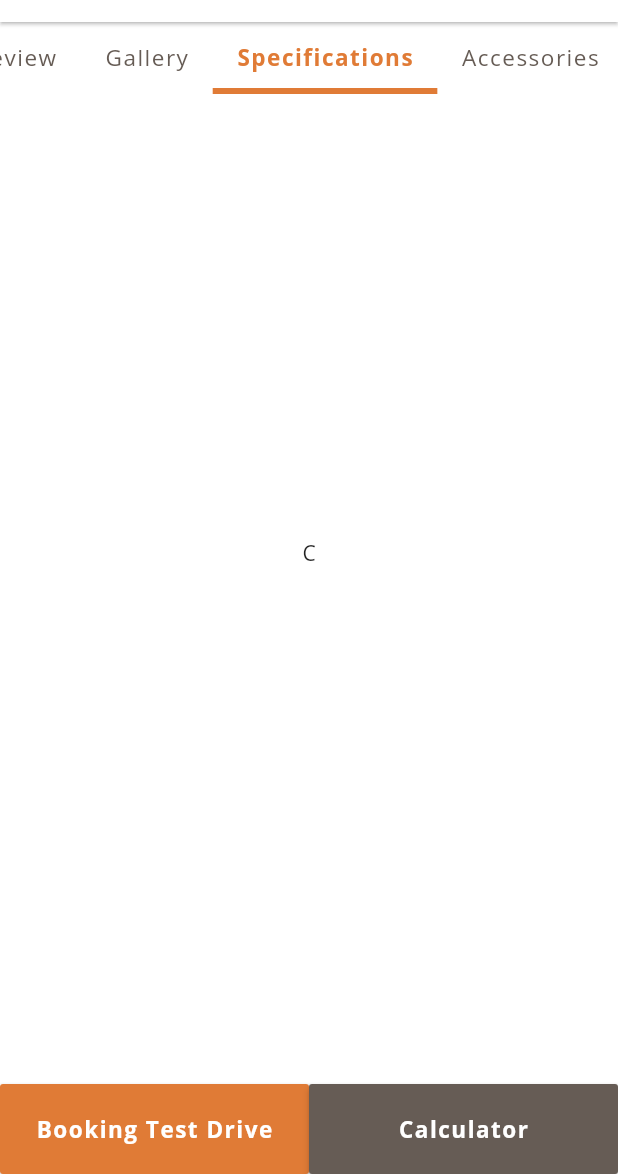
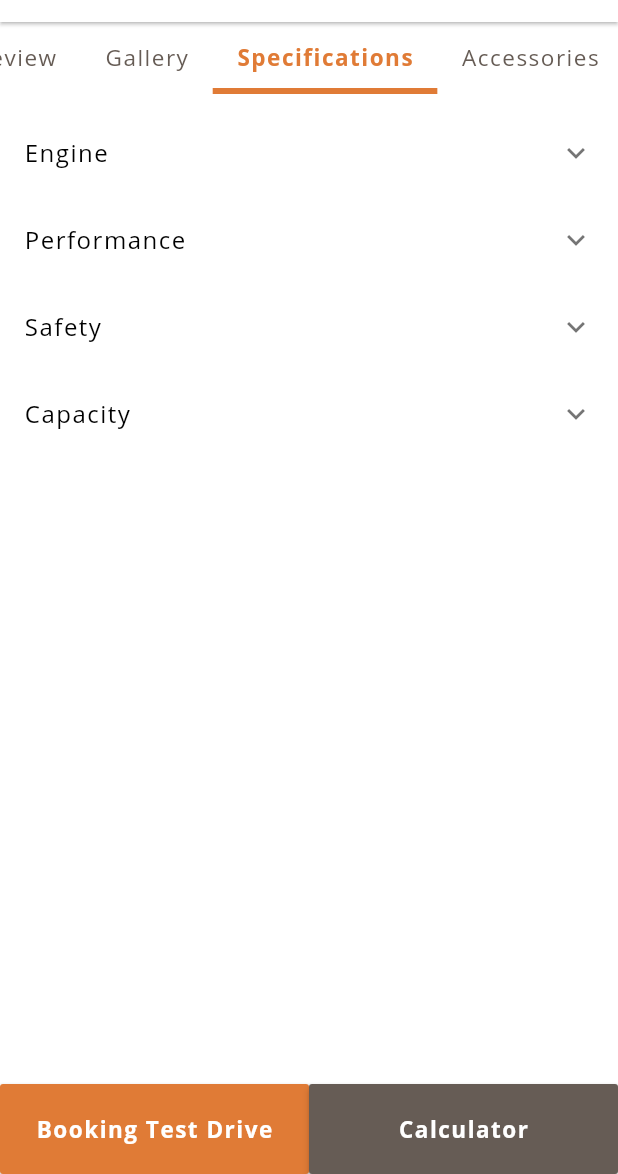
Before and after one commit to primajatnika271995/Hasjrat-Asistant, a Flutter app: the DetailsCatalogView screen opened directly, tab 3 chosen, scrolled down 329 dp, on a phone screen of 412 x 824 dp, the part 62-1236 px from its top. Run offline on Flutter 3.47's test engine with Material 2 defaults, Android fonts, the phone set to English and light mode, and no system bars; our stand-ins replace carousel_slider, dio, dotted_border, flutter_masked_text, flutter_slidable, get_it and 6 more; missing offline and left inert: simple_logger; accounts and stored records are empty; network calls fail.

Commit message:
Catalog Specification

```diff
--- /dev/null
+++ b/lib/src/views/catalog_page/catalog_specifications.dart
@@ -0,0 +1,90 @@
+import 'package:flutter/material.dart';
+import 'package:salles_tools/src/utils/hex_converter.dart';
+
+class CatalogSpecificationsView extends StatefulWidget {
+  @override
+  _CatalogSpecificationsViewState createState() =>
+      _CatalogSpecificationsViewState();
+}
+
+class _CatalogSpecificationsViewState extends State<CatalogSpecificationsView> {
+  bool dimensionIsExpanded = false;
+  bool engineIsExpanded = false;
+  bool performanceIsExpanded = false;
+  bool safetyIsExpanded = false;
+  bool capacityIsExpanded = false;
+
+  @override
+  Widget build(BuildContext context) {
+    return Scaffold(
+      backgroundColor: Colors.white,
+      body: SingleChildScrollView(
+        physics: NeverScrollableScrollPhysics(),
+        child: Column(
+          children: <Widget>[
+            ExpansionTile(
+              title: Text(
+                "Dimension and Weight",
+                style: TextStyle(
+                  letterSpacing: 1.0,
+                  color: dimensionIsExpanded ? HexColor('#E07B36') : Colors.black,
+                ),
+              ),
+              onExpansionChanged: (bool val) {
+                setState(() => this.dimensionIsExpanded = val);
+              },
+            ),
+            ExpansionTile(
+              title: Text(
+                "Engine",
+                style: TextStyle(
+                  letterSpacing: 1.0,
+                  color: engineIsExpanded ? HexColor('#E07B36') : Colors.black,
+                ),
+              ),
+              onExpansionChanged: (bool val) {
+                setState(() => this.engineIsExpanded = val);
+              },
+            ),
+            ExpansionTile(
+              title: Text(
+                "Performance",
+                style: TextStyle(
+                  letterSpacing: 1.0,
+                  color: performanceIsExpanded ? HexColor('#E07B36') : Colors.black,
+                ),
+              ),
+              onExpansionChanged: (bool val) {
+                setState(() => this.performanceIsExpanded = val);
+              },
+            ),
+            ExpansionTile(
+              title: Text(
+                "Safety",
+                style: TextStyle(
+                  letterSpacing: 1.0,
+                  color: safetyIsExpanded ? HexColor('#E07B36') : Colors.black,
+                ),
+              ),
+              onExpansionChanged: (bool val) {
+                setState(() => this.safetyIsExpanded = val);
+              },
+            ),
+            ExpansionTile(
+              title: Text(
+                "Capacity",
+                style: TextStyle(
+                  letterSpacing: 1.0,
+                  color: capacityIsExpanded ? HexColor('#E07B36') : Colors.black,
+                ),
+              ),
+              onExpansionChanged: (bool val) {
+                setState(() => this.capacityIsExpanded = val);
+              },
+            ),
+          ],
+        ),
+      ),
+    );
+  }
+}
--- a/lib/src/views/catalog_page/details_selection_catalog.dart
+++ b/lib/src/views/catalog_page/details_selection_catalog.dart
@@ -3,6 +3,7 @@ import 'package:salles_tools/src/utils/hex_converter.dart';
 import 'package:salles_tools/src/views/catalog_page/catalog_accessories.dart';
 import 'package:salles_tools/src/views/catalog_page/catalog_gallery.dart';
 import 'package:salles_tools/src/views/catalog_page/catalog_review.dart';
+import 'package:salles_tools/src/views/catalog_page/catalog_specifications.dart';
 import 'package:salles_tools/src/views/components/sliver_app_bar_delegate.dart';
 
 class DetailsCatalogView extends StatefulWidget {
@@ -48,9 +49,7 @@ class _DetailsCatalogViewState extends State<DetailsCatalogView> {
             children: <Widget>[
               CatalogReviewView(),
               CatalogGalleryView(),
-              Center(
-                child: Text("C"),
-              ),
+              CatalogSpecificationsView(),
               CatalogAccessoriesView(),
             ],
           ),
```
